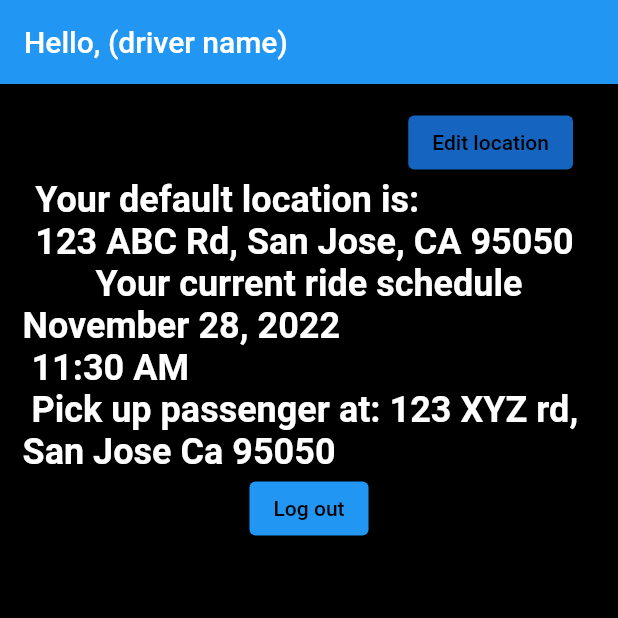
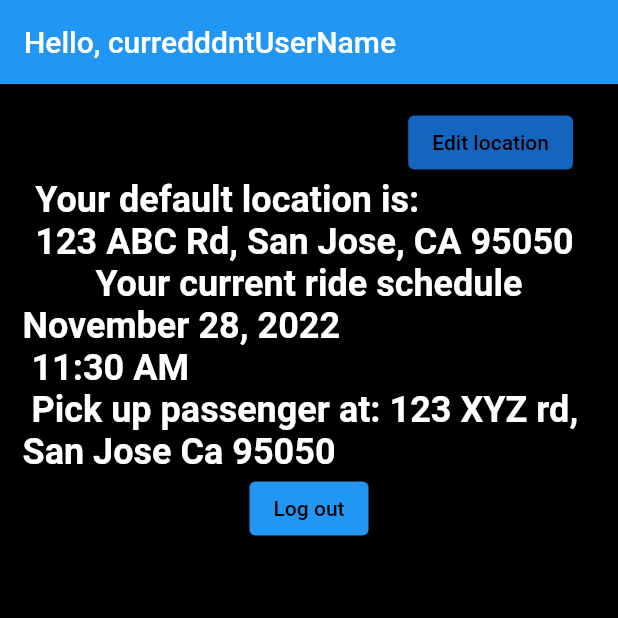
Before and after one commit to daniellee97/Sharide_dart, a Flutter app: the DriverMainScreen screen opened directly, on a phone screen of 412 x 824 dp, the top half of it. Run offline on Flutter 3.47's test engine with Material 2 defaults, Android fonts, the phone set to English and light mode, and no system bars; our stand-ins replace flutter_bloc, flutter_datetime_picker, flutter_riverpod, get, google_maps_flutter; missing offline and left inert: flutter_stripe.

Commit message:
log in functionalities now work

```diff
--- a/sharideapp/lib/DriverScreens.dart
+++ b/sharideapp/lib/DriverScreens.dart
@@ -4,11 +4,12 @@ import 'package:flutter_riverpod/flutter_riverpod.dart';
 import './Providers.dart';
 
 class DriverMainScreen extends ConsumerWidget {
+
     @override
     Widget build(BuildContext context, WidgetRef ref) {
-
+        var value = ref.watch(userName);
         return Scaffold(
-            appBar: AppBar(title: Text('Hello, (driver name)')),
+            appBar: AppBar(title: Text('Hello, $value')),
             body: Container(
                 padding: EdgeInsets.all(15),
                 color: Colors.black,
@@ -58,6 +59,7 @@ class DriverMainScreen extends ConsumerWidget {
                               onPressed: () {
                                 ref.read(loggedIn.notifier).state = false;
                                 ref.read(isDriver.notifier).state = false;
+                                ref.read(userName.notifier).state = "";
                               },
                               child: const Text(
                                   'Log out',
--- a/sharideapp/lib/UserScreens.dart
+++ b/sharideapp/lib/UserScreens.dart
@@ -5,6 +5,7 @@ import 'Providers.dart';
 class UserMainScreen extends ConsumerWidget{
   @override
   Widget build(BuildContext context, WidgetRef ref) {
+    var value = ref.watch(userName);
     return Scaffold(
         // appBar: AppBar(title: const Text('Home')),
         body: Container(
@@ -12,8 +13,8 @@ class UserMainScreen extends ConsumerWidget{
             color: Colors.black,
             child: Column(
               children: [
-                const Text(
-                  'Hello, (Customer Name)',
+                Text(
+                  'Hello, $value',
                   style: TextStyle(
                       fontSize: 24,
                       fontWeight: FontWeight.bold,
@@ -148,6 +149,7 @@ class UserMainScreen extends ConsumerWidget{
                             ElevatedButton(
                               onPressed: () {
                                 ref.read(loggedIn.notifier).state = false;
+                                ref.read(userName.notifier).state = "";
                               },
                               child: const Text(
                                   'Log out',
--- a/sharideapp/lib/scheduleScreen.dart
+++ b/sharideapp/lib/scheduleScreen.dart
@@ -29,7 +29,7 @@ class _ScheduleState extends State<ScheduleScreen> {
         children: [
           const Text('Select your ride schedule date and time:', style:  TextStyle(color:Colors.black, fontSize: 18, fontWeight: FontWeight.bold),),
           ElevatedButton(
-            child: Text('Select date/time for your next ride'),
+            child: const Text('Select date/time for your next ride'),
             onPressed: () {
               DatePicker.showDatePicker(context,
                   showTitleActions: true,
```
Also changed, not shown: sharideapp/lib/Login.dart (+7 -6 lines).
